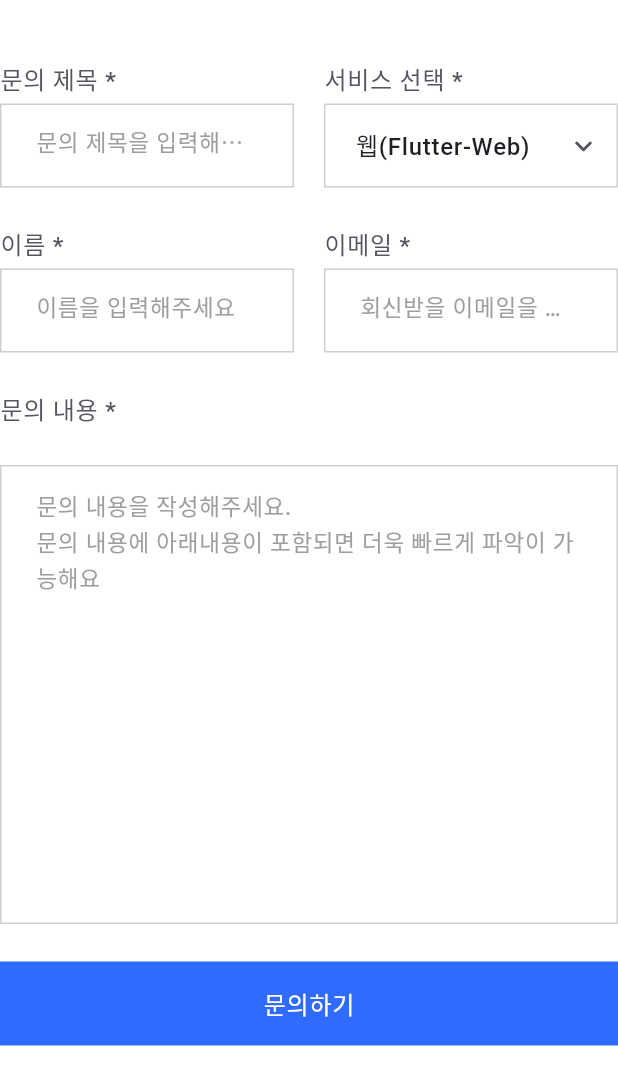
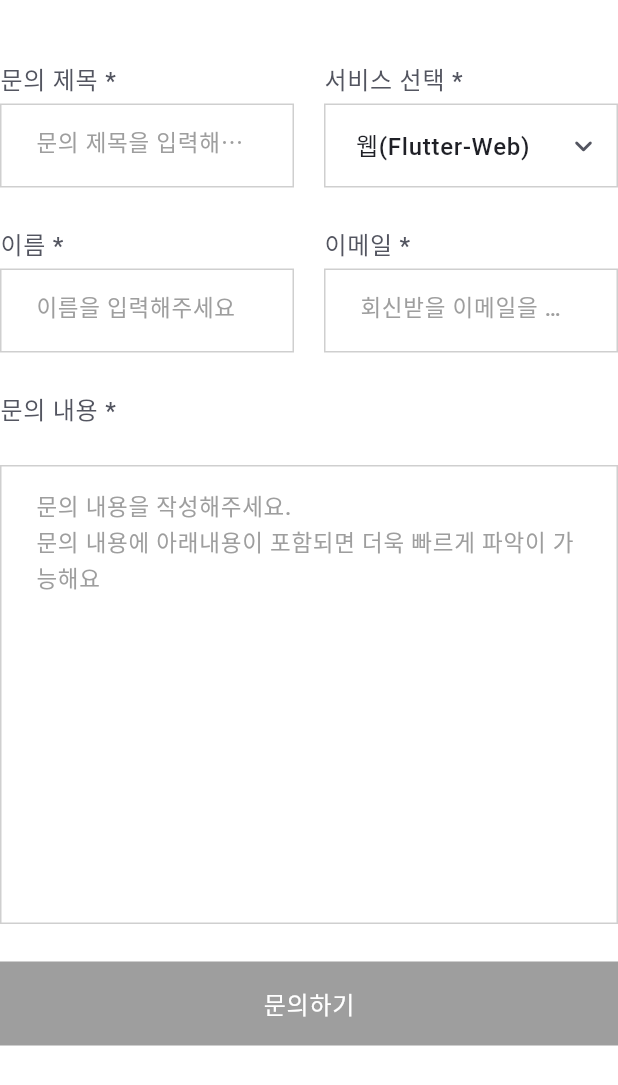
Before and after one commit to wndnjs00/juwon_portfolio, a Flutter app: the QuestionWeb widget shown alone on an empty page, opened directly, on a phone screen of 412 x 824 dp. Shown: the top 1085 px of the screen. Run offline on Flutter 3.47's test engine with Material 3 defaults, Android fonts, the light colour scheme and no system bars; our stand-ins replace beamer; Roboto replaces fonts that are missing (pretendard); statements that could not run were skipped.

Commit message:
feat-문의하기폼 유효성 체크

```diff
--- a/lib/main.dart
+++ b/lib/main.dart
@@ -67,6 +67,20 @@
         colorScheme: ColorScheme.fromSeed(seedColor: Colors.purple.shade600),
         useMaterial3: true,
         textTheme: TextUtil.setTextTheme(),
+        textButtonTheme: TextButtonThemeData(
+          style: ButtonStyle(
+            foregroundColor: WidgetStateProperty.resolveWith<Color?>((states) {
+              if(states.contains(WidgetState.disabled)) return Colors.grey;
+              return null;
+            }),
+            backgroundColor: WidgetStateProperty.resolveWith<Color?>((states){
+              if(states.contains(WidgetState.disabled)) {
+                return Colors.grey;
+              }
+              return null;
+            })
+          )
+        ),
         fontFamily: "pretendard"
       ),
       routerDelegate: routerDelegate,
--- a/lib/question/widgets/question_web.dart
+++ b/lib/question/widgets/question_web.dart
@@ -5,12 +5,18 @@
 import 'package:juwon_portfolio/util/text_util.dart';
 import 'package:juwon_portfolio/widgets/util/custom_text_button.dart';
 
-class QuestionWeb extends StatelessWidget {
+class QuestionWeb extends StatefulWidget {
   const QuestionWeb({super.key});
 
   @override
+  State<QuestionWeb> createState() => _QuestionWebState();
+}
+
+class _QuestionWebState extends State<QuestionWeb> {
+  final qUtil = QuestionUtil();
+
+  @override
   Widget build(BuildContext context) {
-    final qUtil = QuestionUtil();
     return Column(
       children: [
         const SizedBox(height: 40),
@@ -36,6 +42,7 @@
                 selectedIndex: qUtil.questionTypeIndex,
                 onChanged: (index) {
                   qUtil.changeQuestionType(index);
+                  setState(() {});
                 },
               ),
             ),
@@ -78,8 +85,9 @@
           size: Size(double.infinity, 56),
           backgroundColor: MyColor.primaryBlue,
           radius: 0,
-          onPressed: (){},
-        )
+          onPressed: !qUtil.checkValidation() ? null : (){},
+        ),
+        const SizedBox(height: 100)
       ],
     );
   }
--- /dev/null
+++ b/lib/util/my_validation.dart
@@ -0,0 +1,15 @@
+class MyValidation{
+  static bool isEmail(String text){
+    final RegExp emailRegExp = RegExp(
+      r'^[a-zA-Z0-9._%+-]+@[a-zA-Z0-9-]+\.[a-zA-Z]{2,4}$',
+    );
+    return emailRegExp.hasMatch(text);
+  }
+
+  static bool questionTitle(String text) => text.length >= 3;
+
+  static bool questionName(String text) => text.length >= 2;
+
+  static bool questionContent(String text) => text.length >= 10;
+
+}
--- a/lib/util/question_util.dart
+++ b/lib/util/question_util.dart
@@ -1,4 +1,5 @@
 import 'package:flutter/cupertino.dart';
+import 'package:juwon_portfolio/util/my_validation.dart';
 
 class QuestionUtil{
   static final QuestionUtil _singleton = QuestionUtil._();
@@ -37,4 +38,12 @@
     emailController.dispose();
     contentController.dispose();
   }
+
+  bool checkValidation() {
+    if(!MyValidation.isEmail(emailController.text)) return false;
+    if(!MyValidation.questionTitle(titleController.text)) return false;
+    if(!MyValidation.questionName(nameController.text)) return false;
+    if(!MyValidation.questionContent(contentController.text)) return false;
+    return true;
+  }
 }
```
Also changed, not shown: lib/question/question_screen.dart (+9 -1 lines).
